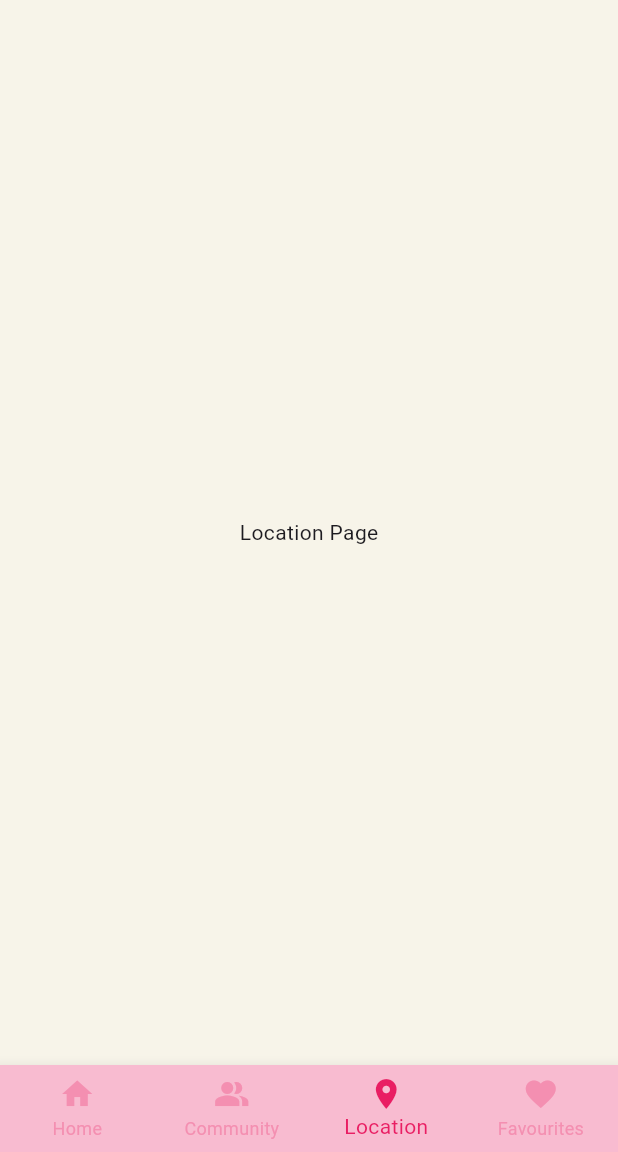
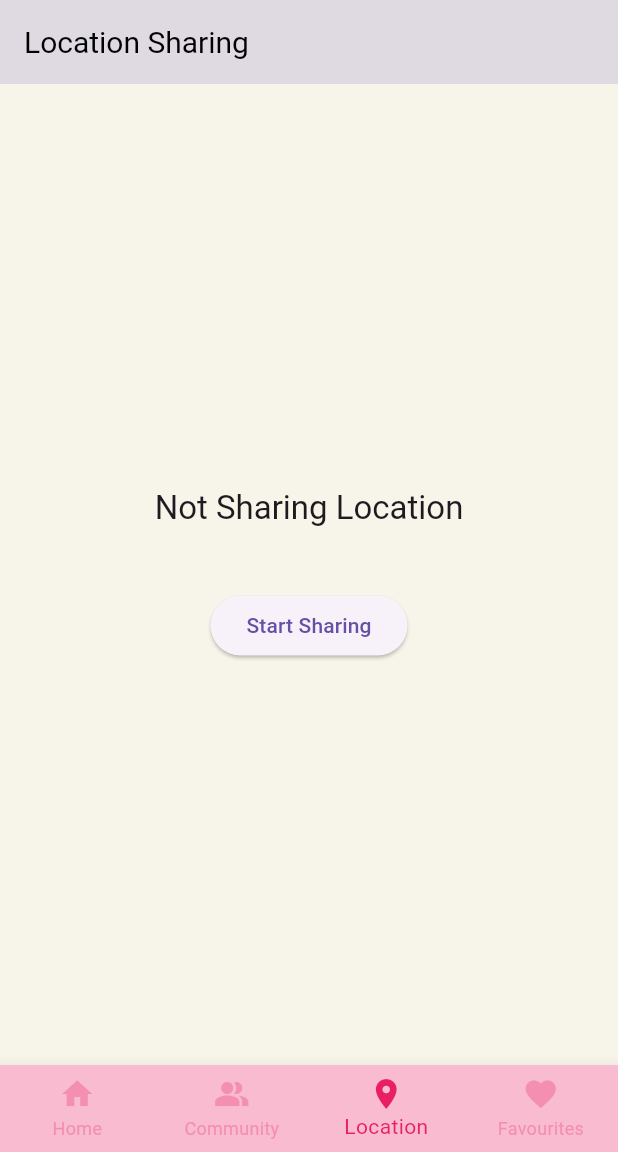
Before and after one commit to singhal-876/Sphere, a Flutter app: the screen it shows after launch, item 3 of the bottom bar chosen, on a phone screen of 412 x 824 dp, the part 84-1236 px from its top. Run offline on Flutter 3.47's test engine with Material 3 defaults, Android fonts, the light colour scheme and no system bars; our stand-ins replace geolocator, intl_phone_field, shared_preferences.

Commit message:
Added live location sharing feature

```diff
--- a/lib/contacts.dart
+++ b/lib/contacts.dart
@@ -29,6 +29,7 @@ class ContactsManager extends StatefulWidget {
   const ContactsManager({super.key});
 
   @override
+  // ignore: library_private_types_in_public_api
   _ContactsManagerState createState() => _ContactsManagerState();
 }
 
--- /dev/null
+++ b/lib/location_sharing.dart
@@ -0,0 +1,120 @@
+import 'package:flutter/material.dart';
+import 'package:geolocator/geolocator.dart';
+import 'package:shared_preferences/shared_preferences.dart';
+
+class LocationSharing extends StatefulWidget {
+  const LocationSharing({super.key});
+
+  @override
+  // ignore: library_private_types_in_public_api
+  _LocationSharingState createState() => _LocationSharingState();
+}
+
+class _LocationSharingState extends State<LocationSharing> {
+  bool _isSharing = false;
+  Position? _currentPosition;
+
+  @override
+  void initState() {
+    super.initState();
+    _loadSharingStatus();
+  }
+
+  _loadSharingStatus() async {
+    SharedPreferences prefs = await SharedPreferences.getInstance();
+    setState(() {
+      _isSharing = prefs.getBool('isSharing') ?? false;
+    });
+    if (_isSharing) {
+      _startLocationUpdates();
+    }
+  }
+
+  _saveSharingStatus(bool isSharing) async {
+    SharedPreferences prefs = await SharedPreferences.getInstance();
+    await prefs.setBool('isSharing', isSharing);
+  }
+
+  Future<void> _startLocationUpdates() async {
+    bool serviceEnabled;
+    LocationPermission permission;
+
+    serviceEnabled = await Geolocator.isLocationServiceEnabled();
+    if (!serviceEnabled) {
+      return Future.error('Location services are disabled.');
+    }
+
+    permission = await Geolocator.checkPermission();
+    if (permission == LocationPermission.denied) {
+      permission = await Geolocator.requestPermission();
+      if (permission == LocationPermission.denied) {
+        return Future.error('Location permissions are denied');
+      }
+    }
+
+    if (permission == LocationPermission.deniedForever) {
+      return Future.error(
+          'Location permissions are permanently denied, we cannot request permissions.');
+    }
+
+    Geolocator.getPositionStream().listen((Position position) {
+      setState(() {
+        _currentPosition = position;
+      });
+      // Here you would typically send the position to your server or perform other actions
+      // ignore: avoid_print
+      print('Latitude: ${position.latitude}, Longitude: ${position.longitude}');
+    });
+  }
+
+  void _stopLocationUpdates() {
+    // Stop the location stream
+    // In a real app, you'd also want to cancel any background location tracking
+    setState(() {
+      _currentPosition = null;
+    });
+  }
+
+  void _toggleSharing() {
+    setState(() {
+      _isSharing = !_isSharing;
+    });
+    _saveSharingStatus(_isSharing);
+    if (_isSharing) {
+      _startLocationUpdates();
+    } else {
+      _stopLocationUpdates();
+    }
+  }
+
+  @override
+  Widget build(BuildContext context) {
+    return Scaffold(
+      appBar: AppBar(
+        title: const Text('Location Sharing'),
+      ),
+      body: Center(
+        child: Column(
+          mainAxisAlignment: MainAxisAlignment.center,
+          children: <Widget>[
+            Text(
+              _isSharing ? 'Sharing Location' : 'Not Sharing Location',
+              style: Theme.of(context).textTheme.titleLarge,
+            ),
+            const SizedBox(height: 20),
+            if (_currentPosition != null)
+              Text(
+                'Current Location:\nLat: ${_currentPosition!.latitude}\nLong: ${_currentPosition!.longitude}',
+                textAlign: TextAlign.center,
+              ),
+            const SizedBox(height: 20),
+            ElevatedButton(
+              onPressed: _toggleSharing,
+              child: Text(_isSharing ? 'Stop Sharing' : 'Start Sharing'),
+            ),
+          ],
+        ),
+      ),
+    );
+  }
+}
--- a/lib/main.dart
+++ b/lib/main.dart
@@ -1,6 +1,7 @@
 import 'package:flutter/material.dart';
 import 'package:sphere/bottom_nav_bar.dart';
 import 'package:sphere/home.dart';
+import 'package:sphere/location_sharing.dart';
 
 void main() {
   runApp(MaterialApp(
@@ -11,11 +12,8 @@ void main() {
       primaryColor: const Color.fromARGB(255, 247, 244, 233),
       scaffoldBackgroundColor: const Color.fromARGB(255, 247, 244, 233),
       appBarTheme: const AppBarTheme(
-        backgroundColor:
-            Color.fromARGB(255, 223, 218, 226), // Default AppBar color
-        titleTextStyle: TextStyle(
-            color: Colors.black,
-            fontSize: 20), // Optional: Customize AppBar title text style
+        backgroundColor: Color.fromARGB(255, 223, 218, 226),
+        titleTextStyle: TextStyle(color: Colors.black, fontSize: 20),
       ),
     ),
   ));
@@ -25,18 +23,16 @@ class HomePage extends StatefulWidget {
   const HomePage({super.key});
 
   @override
-  // ignore: library_private_types_in_public_api
   _HomePageState createState() => _HomePageState();
 }
 
 class _HomePageState extends State<HomePage> {
   int selectedItem = 0;
 
-  // List of pages to show based on bottom menu selection
   final List<Widget> pages = [
     const Home(),
     const Community(),
-    const Location(),
+    const LocationSharing(),
     const Favourites()
   ];
 
@@ -47,7 +43,7 @@ class _HomePageState extends State<HomePage> {
         title: const Text("Sphere"),
       ),
       drawer: const DrawerMenu(),
-      body: pages[selectedItem], // Display the selected page content
+      body: pages[selectedItem],
       bottomNavigationBar: BottomNavigationBar(
         type: BottomNavigationBarType.fixed,
         backgroundColor: Colors.pink[100],
@@ -65,7 +61,7 @@ class _HomePageState extends State<HomePage> {
         currentIndex: selectedItem,
         onTap: (value) {
           setState(() {
-            selectedItem = value; // Update selected item and refresh body
+            selectedItem = value;
           });
         },
       ),
--- a/pubspec.yaml
+++ b/pubspec.yaml
@@ -31,6 +31,7 @@ dependencies:
   flutter:
     sdk: flutter
   shared_preferences: ^2.1.1
+  geolocator: ^9.0.0
 
 
   # The following adds the Cupertino Icons font to your application.
```
Also changed, not shown: lib/home.dart (+9 -5 lines), pubspec.lock, 4 other files.
